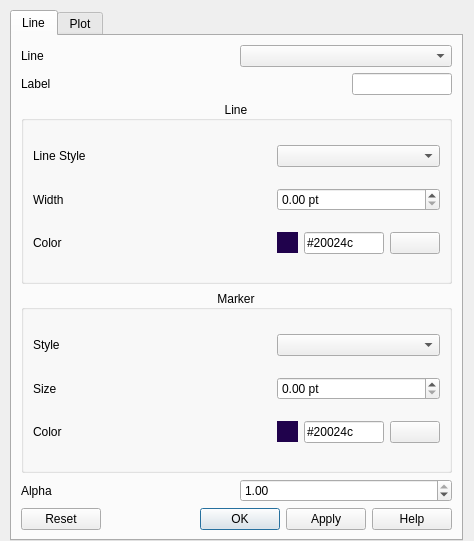
This is resources/ui/plot_config.ui in tugatoconhelado/lab_analyzer as Qt 5 draws it before an edit. The edited form follows.
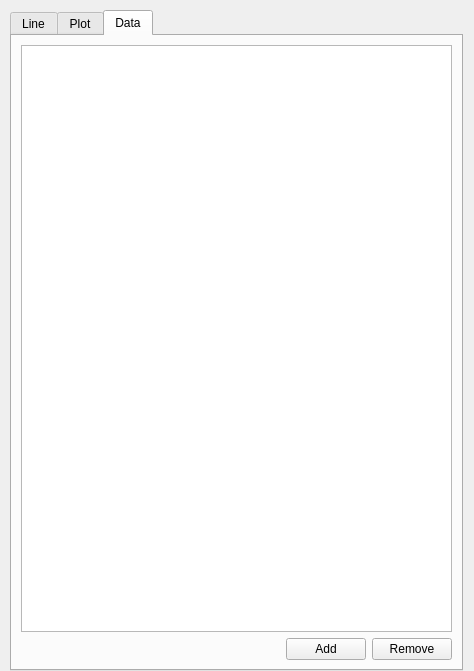
This is the edited form. Icons and pictures are not drawn.

Commit message: Created PlotManager and reformulated plot lifecycle

The edit to the form file:
```diff
--- a/resources/ui/plot_config.ui
+++ b/resources/ui/plot_config.ui
@@ -7,7 +7,7 @@
     <x>0</x>
     <y>0</y>
     <width>474</width>
-    <height>541</height>
+    <height>671</height>
    </rect>
   </property>
   <property name="windowTitle">
@@ -26,7 +26,7 @@
    <item>
     <widget class="QTabWidget" name="plot_control_tabw">
      <property name="currentIndex">
-      <number>0</number>
+      <number>2</number>
      </property>
      <widget class="QWidget" name="line_conf_widget">
       <attribute name="title">
@@ -623,6 +623,47 @@
        </item>
       </layout>
      </widget>
+     <widget class="QWidget" name="data_conf_widget">
+      <attribute name="title">
+       <string>Data</string>
+      </attribute>
+      <layout class="QVBoxLayout" name="verticalLayout_5">
+       <item>
+        <widget class="QListWidget" name="listWidget"/>
+       </item>
+       <item>
+        <layout class="QHBoxLayout" name="horizontalLayout_2">
+         <item>
+          <spacer name="horizontalSpacer">
+           <property name="orientation">
+            <enum>Qt::Horizontal</enum>
+           </property>
+           <property name="sizeHint" stdset="0">
+            <size>
+             <width>40</width>
+             <height>20</height>
+            </size>
+           </property>
+          </spacer>
+         </item>
+         <item>
+          <widget class="QPushButton" name="pushButton_2">
+           <property name="text">
+            <string>Add</string>
+           </property>
+          </widget>
+         </item>
+         <item>
+          <widget class="QPushButton" name="pushButton_3">
+           <property name="text">
+            <string>Remove</string>
+           </property>
+          </widget>
+         </item>
+        </layout>
+       </item>
+      </layout>
+     </widget>
     </widget>
    </item>
   </layout>
```
Left out of the diff: 2 changed lines with no effect on the pictures. The commit also changes 18 other files.
